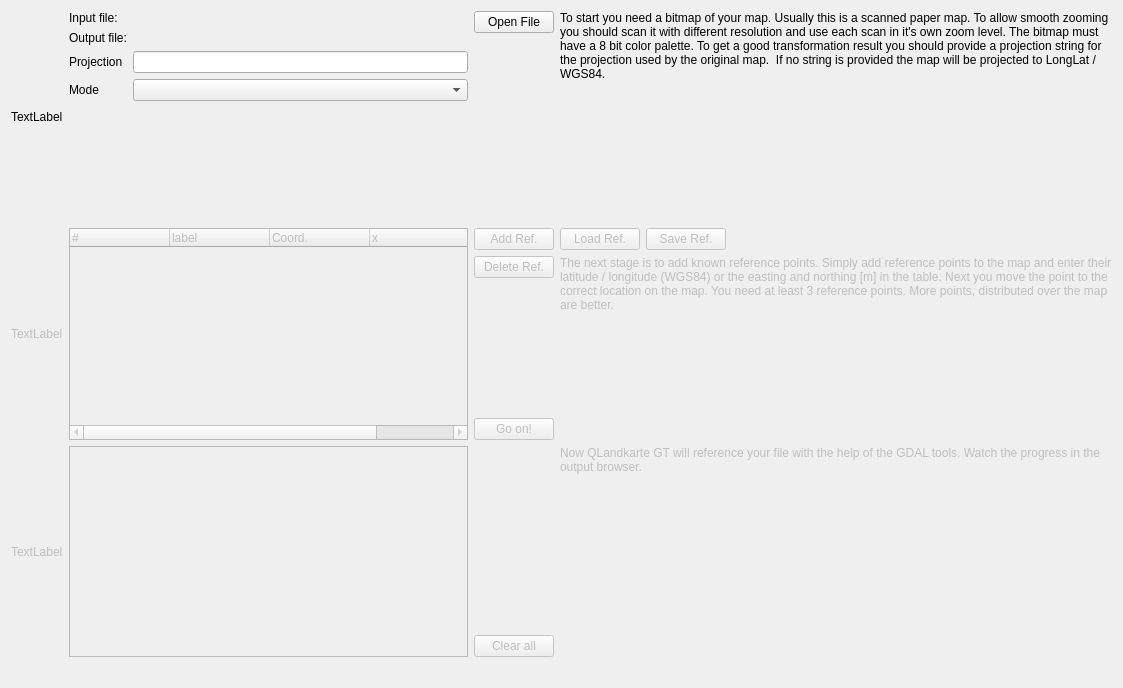
The window that src/ICreateMapGeoTiff.ui (ntruchsess/QLandkarteGT) describes before a commit, drawn with Qt 5.
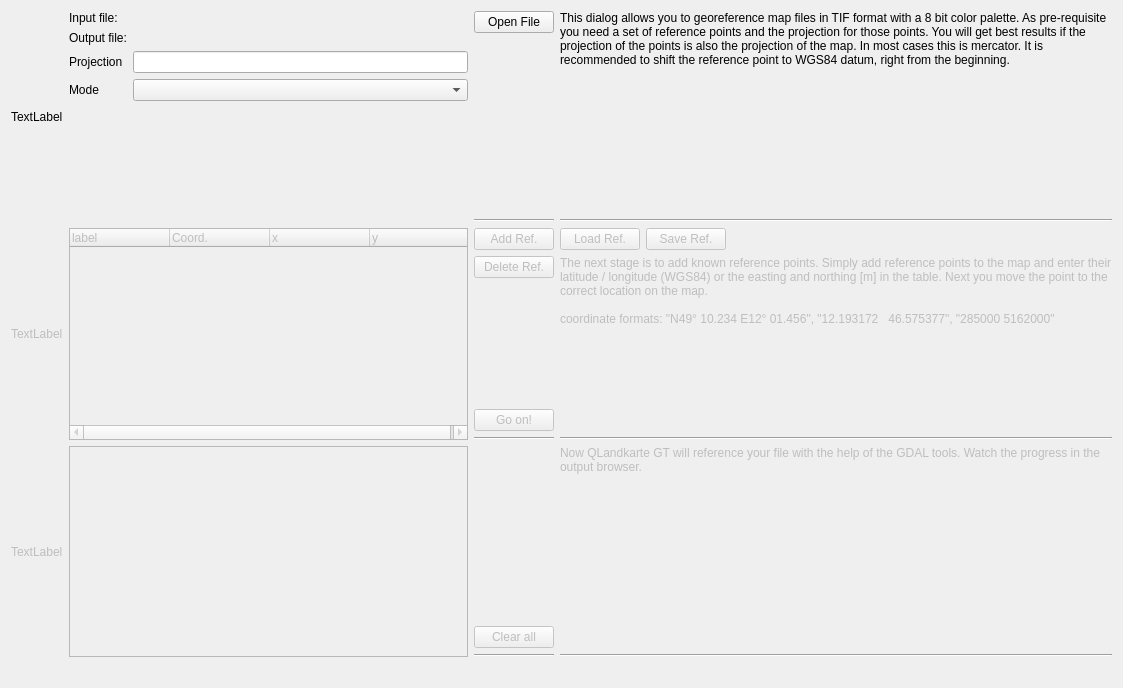
The same window after the commit.

What changed in the file:
```diff
--- a/src/ICreateMapGeoTiff.ui
+++ b/src/ICreateMapGeoTiff.ui
@@ -126,12 +126,29 @@
        </property>
       </spacer>
      </item>
+     <item>
+      <widget class="Line" name="line_6" >
+       <property name="orientation" >
+        <enum>Qt::Horizontal</enum>
+       </property>
+      </widget>
+     </item>
     </layout>
    </item>
    <item row="0" column="3" >
+    <layout class="QVBoxLayout" >
+     <item>
     <widget class="QLabel" name="labelDoc1" >
+       <property name="sizePolicy" >
+        <sizepolicy vsizetype="MinimumExpanding" hsizetype="Preferred" >
+         <horstretch>0</horstretch>
+         <verstretch>0</verstretch>
+        </sizepolicy>
+       </property>
      <property name="text" >
-      <string>To start you need a bitmap of your map. Usually this is a scanned paper map. To allow smooth zooming you should scan it with different resolution and use each scan in it's own zoom level. The bitmap must have a 8 bit color palette. To get a good transformation result you should provide a projection string for the projection used by the original map.  If no string is provided the map will be projected to LongLat / WGS84.</string>
+        <string>This dialog allows you to georeference map files in TIF format with a 8 bit color palette. As pre-requisite you need a set of reference points and the projection for those points. You will get best results if the projection of the points is also the projection of the map. In most cases this is mercator. It is recommended to shift the reference point to WGS84 datum, right from the beginning.
+
+</string>
      </property>
      <property name="alignment" >
       <set>Qt::AlignLeading|Qt::AlignLeft|Qt::AlignTop</set>
@@ -140,6 +157,15 @@
       <bool>true</bool>
      </property>
     </widget>
+     </item>
+     <item>
+      <widget class="Line" name="line" >
+       <property name="orientation" >
+        <enum>Qt::Horizontal</enum>
+       </property>
+      </widget>
+     </item>
+    </layout>
    </item>
    <item row="1" column="0" >
     <widget class="QLabel" name="labelStep2" >
@@ -165,11 +191,6 @@
      <property name="contextMenuPolicy" >
       <enum>Qt::CustomContextMenu</enum>
      </property>
-     <column>
-      <property name="text" >
-       <string>#</string>
-      </property>
-     </column>
      <column>
       <property name="text" >
        <string>label</string>
@@ -237,6 +258,13 @@
        </property>
       </widget>
      </item>
+     <item>
+      <widget class="Line" name="line_5" >
+       <property name="orientation" >
+        <enum>Qt::Horizontal</enum>
+       </property>
+      </widget>
+     </item>
     </layout>
    </item>
    <item row="1" column="3" >
@@ -283,8 +311,16 @@
        <property name="enabled" >
         <bool>false</bool>
        </property>
+       <property name="sizePolicy" >
+        <sizepolicy vsizetype="MinimumExpanding" hsizetype="Preferred" >
+         <horstretch>0</horstretch>
+         <verstretch>0</verstretch>
+        </sizepolicy>
+       </property>
        <property name="text" >
-        <string>The next stage is to add known reference points. Simply add reference points to the map and enter their latitude / longitude (WGS84) or the easting and northing [m] in the table. Next you move the point to the correct location on the map. You need at least 3 reference points. More points, distributed over the map are better. </string>
+        <string>The next stage is to add known reference points. Simply add reference points to the map and enter their latitude / longitude (WGS84) or the easting and northing [m] in the table. Next you move the point to the correct location on the map.
+
+coordinate formats: "N49° 10.234 E12° 01.456", "12.193172   46.575377", "285000 5162000"</string>
        </property>
        <property name="alignment" >
         <set>Qt::AlignLeading|Qt::AlignLeft|Qt::AlignTop</set>
@@ -294,6 +330,13 @@
        </property>
       </widget>
      </item>
+     <item>
+      <widget class="Line" name="line_2" >
+       <property name="orientation" >
+        <enum>Qt::Horizontal</enum>
+       </property>
+      </widget>
+     </item>
     </layout>
    </item>
    <item row="2" column="0" >
@@ -341,13 +384,28 @@
        </property>
       </widget>
      </item>
+     <item>
+      <widget class="Line" name="line_4" >
+       <property name="orientation" >
+        <enum>Qt::Horizontal</enum>
+       </property>
+      </widget>
+     </item>
     </layout>
    </item>
    <item row="2" column="3" >
+    <layout class="QVBoxLayout" >
+     <item>
     <widget class="QLabel" name="labelDoc3" >
      <property name="enabled" >
       <bool>false</bool>
      </property>
+       <property name="sizePolicy" >
+        <sizepolicy vsizetype="MinimumExpanding" hsizetype="Preferred" >
+         <horstretch>0</horstretch>
+         <verstretch>0</verstretch>
+        </sizepolicy>
+       </property>
      <property name="text" >
       <string>Now QLandkarte GT will reference your file with the help of the GDAL tools. Watch the progress in the output browser.</string>
      </property>
@@ -358,6 +416,15 @@
       <bool>true</bool>
      </property>
     </widget>
+     </item>
+     <item>
+      <widget class="Line" name="line_3" >
+       <property name="orientation" >
+        <enum>Qt::Horizontal</enum>
+       </property>
+      </widget>
+     </item>
+    </layout>
    </item>
    <item row="3" column="1" >
     <spacer>
```
Lines whose indentation alone changed are shown as unchanged.
